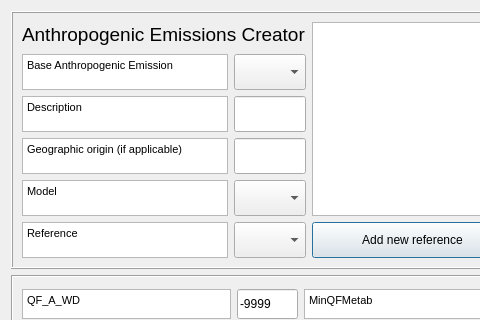
Above: tabs/anthropogenic_emission_tab.ui from gusbacos/suews_database_manager before the change; both pictures show x 0 to 480 and y 0 to 320 of the 885 by 544 pixel window. Below: the same form after it.
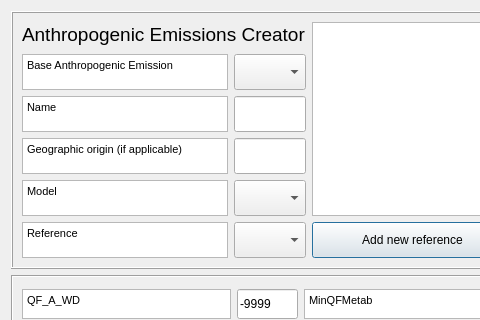
That is the form after the change. Custom widgets are drawn as their Qt base class.

Commit message: change name on Description descOrigin to Name and nameOrigin

Patch:
```diff
--- a/tabs/anthropogenic_emission_tab.ui
+++ b/tabs/anthropogenic_emission_tab.ui
@@ -235,7 +235,7 @@
 &lt;html&gt;&lt;head&gt;&lt;meta name=&quot;qrichtext&quot; content=&quot;1&quot; /&gt;&lt;style type=&quot;text/css&quot;&gt;
 p, li { white-space: pre-wrap; }
 &lt;/style&gt;&lt;/head&gt;&lt;body style=&quot; font-family:'MS Shell Dlg 2'; font-size:12pt; font-weight:400; font-style:normal;&quot;&gt;
-&lt;p style=&quot; margin-top:0px; margin-bottom:0px; margin-left:0px; margin-right:0px; -qt-block-indent:0; text-indent:0px;&quot;&gt;&lt;span style=&quot; font-size:8pt;&quot;&gt;Description&lt;/span&gt;&lt;/p&gt;&lt;/body&gt;&lt;/html&gt;</string>
+&lt;p style=&quot; margin-top:0px; margin-bottom:0px; margin-left:0px; margin-right:0px; -qt-block-indent:0; text-indent:0px;&quot;&gt;&lt;span style=&quot; font-size:8pt;&quot;&gt;Name&lt;/span&gt;&lt;/p&gt;&lt;/body&gt;&lt;/html&gt;</string>
         </property>
        </widget>
       </item>
```
Left out of the diff: 2 changed lines with no effect on the pictures. The commit also changes 29 other files.
